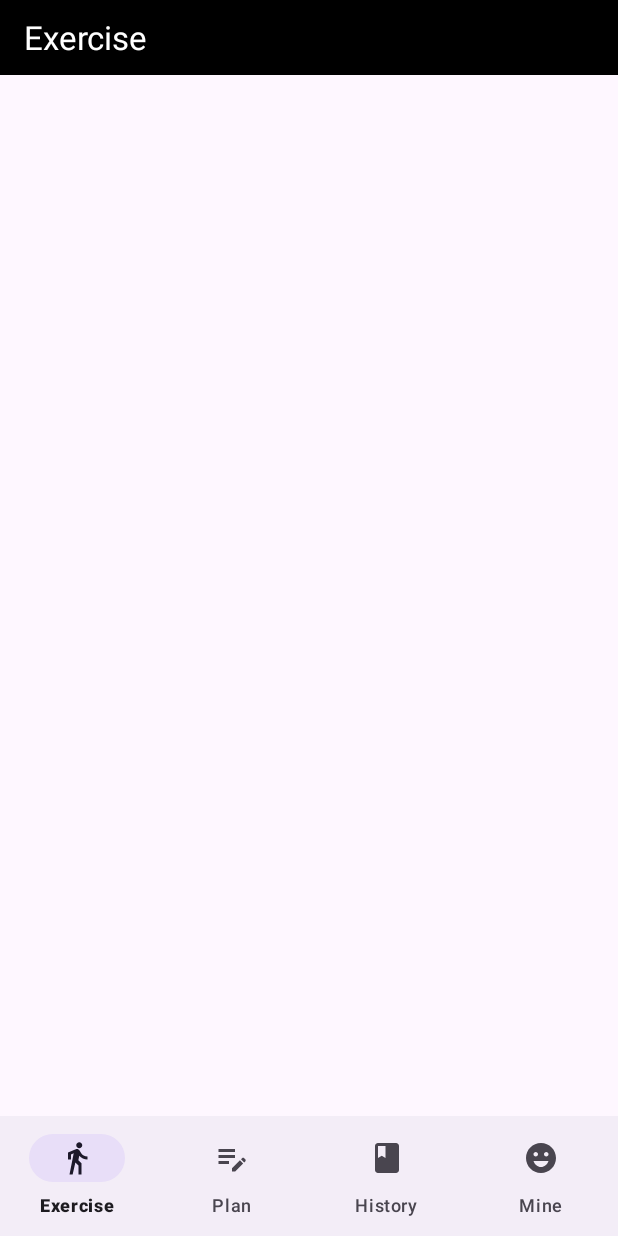
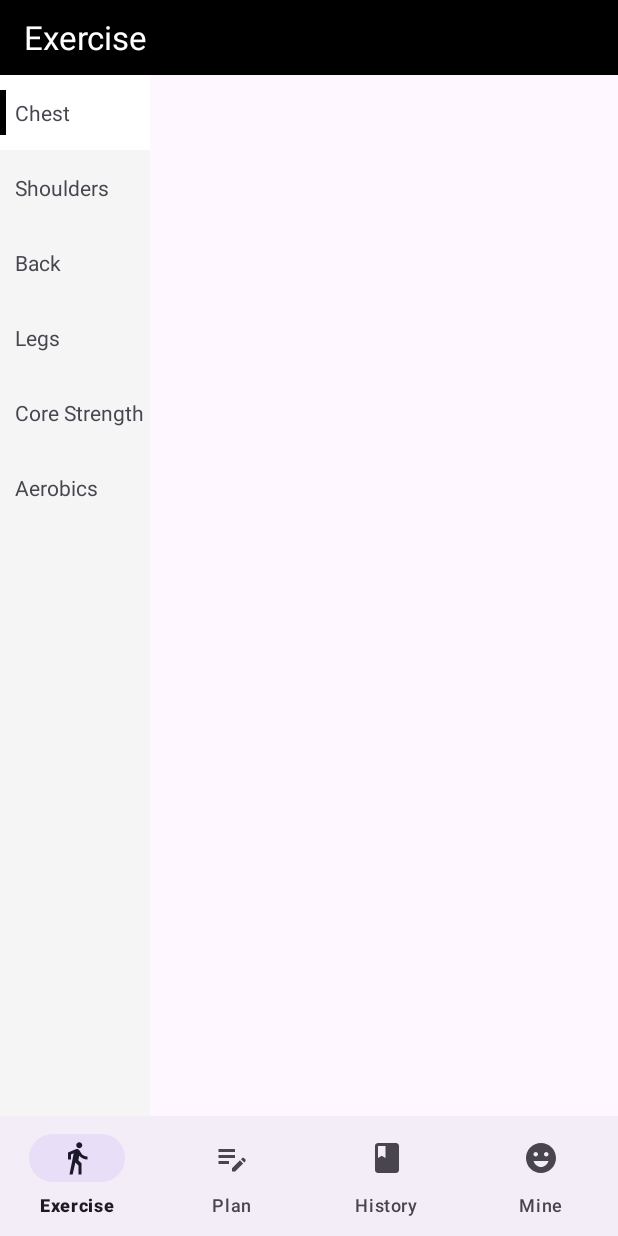
Before and after one commit to Yellow021223/InGYM, an Android app: the ExerciseFragment screen opened directly, with no data from a screen before it, on a phone screen of 412 x 824 dp. Run offline under Robolectric (Android 15) with nearby library versions, the phone set to English and light mode, and no system bars.

```diff
--- /dev/null
+++ b/app/src/main/java/com/app/login/adapter/LeftListAdapter.java
@@ -0,0 +1,95 @@
+package com.app.login.adapter;
+
+import android.annotation.SuppressLint;
+import android.view.LayoutInflater;
+import android.view.View;
+import android.view.ViewGroup;
+import android.widget.TextView;
+
+import androidx.annotation.NonNull;
+import androidx.recyclerview.widget.RecyclerView;
+
+import com.app.login.R;
+
+import java.util.ArrayList;
+import java.util.List;
+
+public class LeftListAdapter extends RecyclerView.Adapter<LeftListAdapter.MyHolder> {
+    //页面布局
+    private List<String> dataList = new ArrayList<>();
+
+    private int currentIndex = 0;
+
+
+    //构造方法--传参
+    public LeftListAdapter(List<String> dataList){
+        this.dataList = dataList;
+    }
+
+
+    @NonNull
+    @Override
+    public MyHolder onCreateViewHolder(@NonNull ViewGroup parent, int viewType) {
+        View view = LayoutInflater.from(parent.getContext()).inflate(R.layout.left_list_item,null);
+        return new MyHolder(view);
+    }
+
+    @Override
+    @SuppressLint("RecyclerView")
+    public void onBindViewHolder(@NonNull MyHolder holder,  int position) {
+        //绑定数据
+        String name = dataList.get(position);
+        holder.tv_name.setText(name);
+
+        //分类的点击事件
+        holder.itemView.setOnClickListener(new View.OnClickListener() {
+            @Override
+            public void onClick(View v) {
+                if(null != mLeftListonClickItemListener){
+                    mLeftListonClickItemListener.onItemClick(position);
+                }
+            }
+        });
+
+
+        //改变左边运动中选中的背景颜色----选中时是白色没选中的还是灰色
+        if (currentIndex == position){
+            holder.itemView.setBackgroundResource(R.drawable.type_selector_bg);
+        }else {
+            holder.itemView.setBackgroundResource(R.drawable.type_selector_normal_bg);
+        }
+
+    }
+
+    @Override
+    public int getItemCount() {
+        return dataList.size();
+    }
+
+    static class MyHolder extends RecyclerView.ViewHolder{
+        TextView tv_name;
+
+        public MyHolder(@NonNull View itemView) {
+            super(itemView);
+            tv_name = itemView.findViewById(R.id.name);
+        }
+    }
+
+
+    private LeftListonClickItemListener mLeftListonClickItemListener;
+
+    public void setmLeftListonClickItemListener(LeftListonClickItemListener mLeftListonClickItemListener) {
+        this.mLeftListonClickItemListener = mLeftListonClickItemListener;
+    }
+
+    public  interface LeftListonClickItemListener{
+        void onItemClick(int position);
+    }
+
+
+
+    public void setCurrentIndex(int position){
+        this.currentIndex = position;
+        notifyDataSetChanged();
+    }
+}
--- a/app/src/main/java/com/app/login/fragment/ExerciseFragment.java
+++ b/app/src/main/java/com/app/login/fragment/ExerciseFragment.java
@@ -2,23 +2,64 @@ package com.app.login.fragment;
 
 import android.os.Bundle;
 
+import androidx.annotation.Nullable;
 import androidx.fragment.app.Fragment;
+import androidx.recyclerview.widget.RecyclerView;
 
 import android.view.LayoutInflater;
 import android.view.View;
 import android.view.ViewGroup;
+import android.widget.Toast;
 
 import com.app.login.R;
+import com.app.login.adapter.LeftListAdapter;
+
+import java.util.ArrayList;
+import java.util.List;
 
 
 public class ExerciseFragment extends Fragment {
 
+    private View rootView;
+    private RecyclerView leftRecyclerView;
+    private LeftListAdapter mLeftListAdapter;
+
+    private List<String> leftDataList = new ArrayList<>();
 
 
     @Override
     public View onCreateView(LayoutInflater inflater, ViewGroup container,
                              Bundle savedInstanceState) {
         // Inflate the layout for this fragment
-        return inflater.inflate(R.layout.fragment_exercise, container, false);
+        rootView = inflater.inflate(R.layout.fragment_exercise,container,false);
+
+        //初始化控件
+        leftRecyclerView = rootView.findViewById(R.id.leftRecyclerView);
+
+        return rootView;
+    }
+
+    @Override
+    public void onActivityCreated(@Nullable Bundle savedInstanceState) {
+        super.onActivityCreated(savedInstanceState);
+
+        leftDataList.add("Chest");
+        leftDataList.add("Shoulders");
+        leftDataList.add("Back");
+        leftDataList.add("Legs");
+        leftDataList.add("Core Strength");
+        leftDataList.add("Aerobics");
+
+        mLeftListAdapter = new LeftListAdapter(leftDataList);
+        leftRecyclerView.setAdapter(mLeftListAdapter);
+
+
+        //recyclerView点击事件
+        mLeftListAdapter.setmLeftListonClickItemListener(new LeftListAdapter.LeftListonClickItemListener() {
+            @Override
+            public void onItemClick(int position) {
+                mLeftListAdapter.setCurrentIndex(position);
+            }
+        });
     }
 }
--- /dev/null
+++ b/app/src/main/res/drawable/type_selector_bg.xml
@@ -0,0 +1,17 @@
+<?xml version="1.0" encoding="utf-8"?>
+<layer-list xmlns:android="http://schemas.android.com/apk/res/android">
+
+
+    <item>
+        <shape>
+        <solid android:color="@color/white"/>
+        </shape>
+    </item>
+
+    <item android:top="10dp" android:bottom="10dp" android:right="96dp" >
+        <shape>
+            <solid android:color="@color/black"/>
+        </shape>
+    </item>
+
+</layer-list>
--- /dev/null
+++ b/app/src/main/res/drawable/type_selector_normal_bg.xml
@@ -0,0 +1,10 @@
+<?xml version="1.0" encoding="utf-8"?>
+<layer-list xmlns:android="http://schemas.android.com/apk/res/android">
+
+
+    <item>
+        <shape>
+            <solid android:color="#f5f5f5"/>
+        </shape>
+    </item>
+</layer-list>
--- a/app/src/main/res/layout/fragment_exercise.xml
+++ b/app/src/main/res/layout/fragment_exercise.xml
@@ -3,6 +3,7 @@
     xmlns:tools="http://schemas.android.com/tools"
     android:layout_width="match_parent"
     android:layout_height="match_parent"
+    android:orientation="vertical"
     xmlns:app="http://schemas.android.com/apk/res-auto"
     tools:context=".fragment.ExerciseFragment">
 
@@ -15,4 +16,49 @@
         app:titleTextColor="@color/white"
         />
 
+    <androidx.appcompat.widget.LinearLayoutCompat
+        android:layout_width="match_parent"
+        android:layout_height="match_parent">
+
+
+        <androidx.appcompat.widget.LinearLayoutCompat
+            android:layout_width="100dp"
+            android:background="#f5f5f5"
+            android:layout_height="match_parent">
+
+            <androidx.recyclerview.widget.RecyclerView
+                android:id="@+id/leftRecyclerView"
+                tools:listitem="@layout/left_list_item"
+                app:layoutManager="androidx.recyclerview.widget.LinearLayoutManager"
+                android:layout_width="match_parent"
+                android:layout_height="match_parent"/>
+
+
+        </androidx.appcompat.widget.LinearLayoutCompat>
+
+
+        <androidx.appcompat.widget.LinearLayoutCompat
+            android:layout_width="match_parent"
+            android:layout_height="match_parent">
+
+            <androidx.recyclerview.widget.RecyclerView
+                android:id="@+id/rightRecyclerView"
+                tools:listitem="@layout/right_list_item"
+                android:layout_width="match_parent"
+                android:layout_height="match_parent"/>
+
+
+
+        </androidx.appcompat.widget.LinearLayoutCompat>
+
+
+
+
+
+
+    </androidx.appcompat.widget.LinearLayoutCompat>
+
+
+
+
 </androidx.appcompat.widget.LinearLayoutCompat>
--- /dev/null
+++ b/app/src/main/res/layout/left_list_item.xml
@@ -0,0 +1,15 @@
+<?xml version="1.0" encoding="utf-8"?>
+<androidx.appcompat.widget.LinearLayoutCompat xmlns:android="http://schemas.android.com/apk/res/android"
+    android:layout_width="match_parent"
+    android:layout_height="wrap_content">
+
+
+    <TextView
+        android:id="@+id/name"
+        android:gravity="center_vertical"
+        android:text="qwer"
+        android:paddingLeft="10dp"
+        android:layout_width="100dp"
+        android:layout_height="50dp"/>
+
+</androidx.appcompat.widget.LinearLayoutCompat>
--- /dev/null
+++ b/app/src/main/res/layout/right_list_item.xml
@@ -0,0 +1,6 @@
+<?xml version="1.0" encoding="utf-8"?>
+<androidx.appcompat.widget.LinearLayoutCompat xmlns:android="http://schemas.android.com/apk/res/android"
+    android:layout_width="match_parent"
+    android:layout_height="match_parent">
+
+</androidx.appcompat.widget.LinearLayoutCompat>
```
